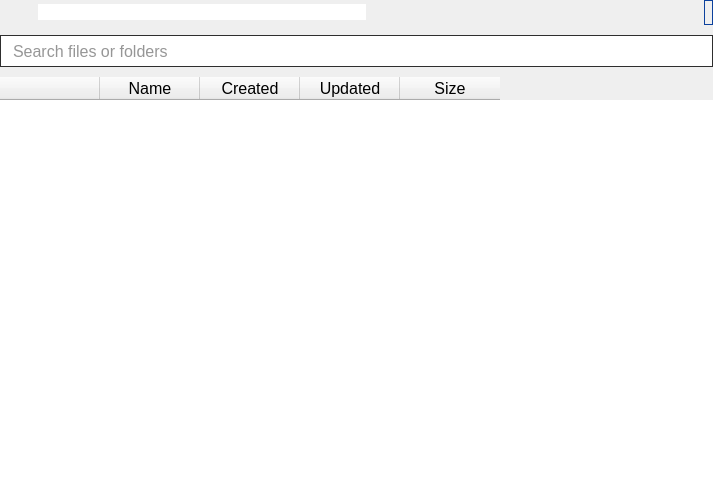
This is parsec/core/gui/forms/files_widget.ui in Scille/parsec-cloud as Qt 5 draws it before an edit. The edited form follows.
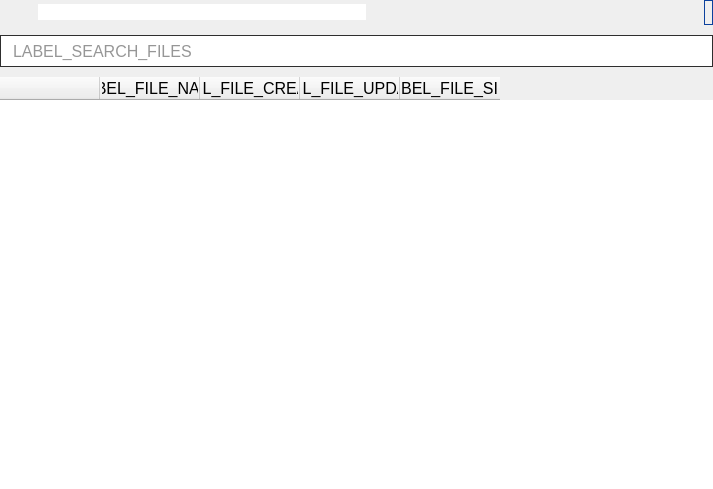
This is the edited form. Icons and pictures are not drawn. Custom widgets are drawn as their Qt base class.

The edit to the form file:
```diff
--- a/parsec/core/gui/forms/files_widget.ui
+++ b/parsec/core/gui/forms/files_widget.ui
@@ -275,7 +275,7 @@
 color: rgb(46, 46, 46);</string>
         </property>
         <property name="placeholderText">
-         <string>Search files or folders</string>
+         <string>LABEL_SEARCH_FILES</string>
         </property>
        </widget>
       </item>
@@ -375,22 +375,22 @@
           </column>
           <column>
            <property name="text">
-            <string>Name</string>
+            <string>LABEL_FILE_NAME</string>
            </property>
           </column>
           <column>
            <property name="text">
-            <string>Created</string>
+            <string>LABEL_FILE_CREATED</string>
            </property>
           </column>
           <column>
            <property name="text">
-            <string>Updated</string>
+            <string>LABEL_FILE_UPDATED</string>
            </property>
           </column>
           <column>
            <property name="text">
-            <string>Size</string>
+            <string>LABEL_FILE_SIZE</string>
            </property>
           </column>
          </widget>
```
